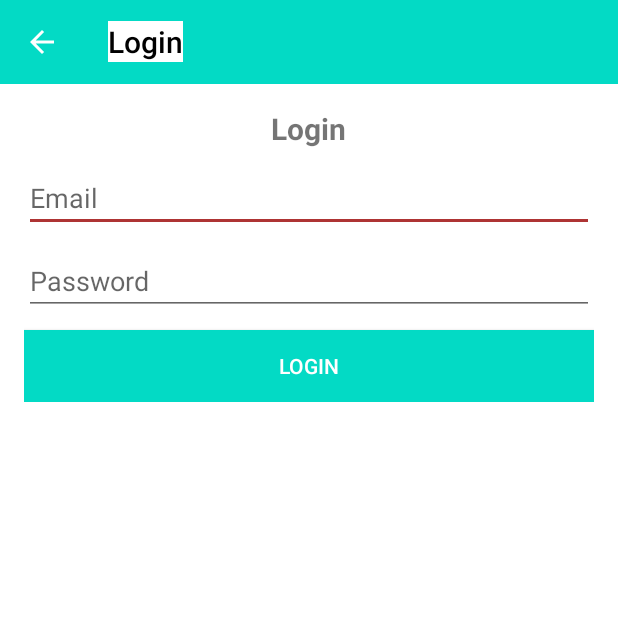
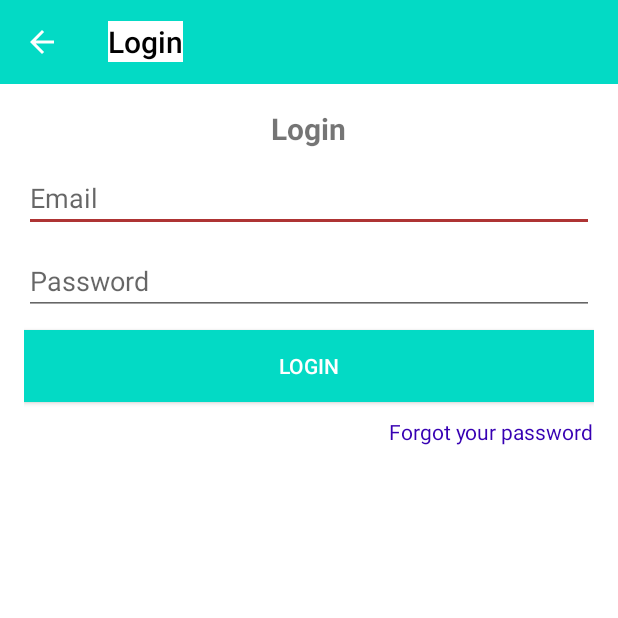
Before and after one commit to duonghoainam/chatbot-se405, an Android app: the LoginActivity screen opened directly, with no data from a screen before it, on a phone screen of 412 x 824 dp, the top half of it. Run offline under Robolectric (Android 15) with nearby library versions, the phone set to English and light mode, and no system bars; our stand-ins replace Firebase (no records; nobody signed in at launch, a user with empty details on screens opened directly); libraries missing offline, so code that uses them is left out: com.rengwuxian.materialedittext; plain views replace MaterialEditText; 2 statements that could not run were skipped.

Commit message:
Reset password

```diff
--- a/app/src/main/java/com/example/chatapp/LoginActivity.java
+++ b/app/src/main/java/com/example/chatapp/LoginActivity.java
@@ -9,6 +9,7 @@
 import android.text.TextUtils;
 import android.view.View;
 import android.widget.Button;
+import android.widget.TextView;
 import android.widget.Toast;
 
 import com.google.android.gms.tasks.OnCompleteListener;
@@ -23,6 +24,7 @@
     Button btn_login;
 
     FirebaseAuth auth;
+    TextView forgot_password;
 
     @Override
     protected void onCreate(Bundle savedInstanceState) {
@@ -39,6 +41,14 @@
         email = findViewById(R.id.email);
         password = findViewById(R.id.password);
         btn_login = findViewById(R.id.btn_login);
+        forgot_password = findViewById(R.id.forgot_password);
+
+        forgot_password.setOnClickListener(new View.OnClickListener() {
+            @Override
+            public void onClick(View view) {
+                startActivity(new Intent(LoginActivity.this, ResetPasswordActivity.class));
+            }
+        });
 
         btn_login.setOnClickListener(new View.OnClickListener() {
             @Override
--- a/app/src/main/res/layout/activity_login.xml
+++ b/app/src/main/res/layout/activity_login.xml
@@ -47,5 +47,15 @@
             android:background="@color/teal_200"
             android:layout_marginTop="10dp"
             android:textColor="#fff"/>
+
+        <TextView
+            android:layout_width="wrap_content"
+            android:layout_height="wrap_content"
+            android:gravity="center"
+            android:text="Forgot your password"
+            android:id="@+id/forgot_password"
+            android:layout_marginTop="10dp"
+            android:layout_gravity="end"
+            android:textColor="@color/design_default_color_primary_dark"/>
     </LinearLayout>
 </RelativeLayout>
```
Also changed, not shown: app/src/main/AndroidManifest.xml (+7 -3 lines), app/src/main/java/com/example/chatapp/ResetPasswordActivity.java (added, +65 -0 lines), app/src/main/res/layout/activity_reset_password.xml (added, +43 -0 lines).
